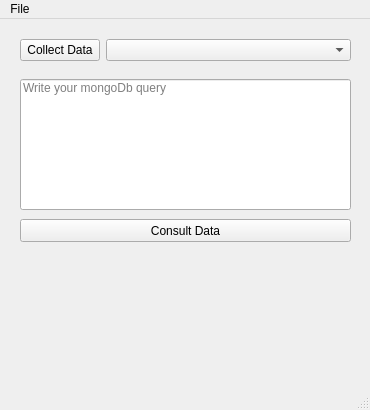
Old version of the form Main Files/window.ui in the repository SiRapMin/sensors.
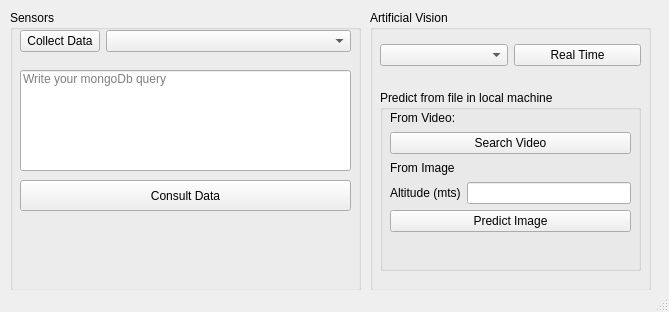
New version of the form. Icons and pictures are not drawn.

Commit message: IA images

The edit to the form file:
```diff
--- a/Main Files/window.ui
+++ b/Main Files/window.ui
@@ -2,12 +2,15 @@
 <ui version="4.0">
  <class>MainWindow</class>
  <widget class="QMainWindow" name="MainWindow">
+  <property name="enabled">
+   <bool>true</bool>
+  </property>
   <property name="geometry">
    <rect>
     <x>0</x>
     <y>0</y>
-    <width>370</width>
-    <height>410</height>
+    <width>669</width>
+    <height>312</height>
    </rect>
   </property>
   <property name="mouseTracking">
@@ -21,10 +24,170 @@
     <normaloff>../Resources/Ucaldas.png</normaloff>../Resources/Ucaldas.png</iconset>
   </property>
   <widget class="QWidget" name="centralwidget">
+   <widget class="QGroupBox" name="groupBox">
+    <property name="geometry">
+     <rect>
+      <x>370</x>
+      <y>10</y>
+      <width>281</width>
+      <height>281</height>
+     </rect>
+    </property>
+    <property name="title">
+     <string>Artificial Vision</string>
+    </property>
+    <widget class="QWidget" name="verticalLayoutWidget_2">
+     <property name="geometry">
+      <rect>
+       <x>10</x>
+       <y>20</y>
+       <width>261</width>
+       <height>51</height>
+      </rect>
+     </property>
+     <layout class="QVBoxLayout" name="verticalLayout_3">
+      <item>
+       <layout class="QHBoxLayout" name="horizontalLayout_3">
+        <item>
+         <widget class="QComboBox" name="seleccionarCamara">
+          <property name="0" stdset="0">
+           <string/>
+          </property>
+         </widget>
+        </item>
+        <item>
+         <widget class="QPushButton" name="Web_Cam">
+          <property name="text">
+           <string>Real Time</string>
+          </property>
+         </widget>
+        </item>
+       </layout>
+      </item>
+     </layout>
+    </widget>
+    <widget class="QGroupBox" name="groupBox_3">
+     <property name="geometry">
+      <rect>
+       <x>10</x>
+       <y>80</y>
+       <width>261</width>
+       <height>181</height>
+      </rect>
+     </property>
+     <property name="font">
+      <font>
+       <weight>50</weight>
+       <bold>false</bold>
+      </font>
+     </property>
+     <property name="title">
+      <string>Predict from file in local machine</string>
+     </property>
+     <widget class="QWidget" name="verticalLayoutWidget">
+      <property name="geometry">
+       <rect>
+        <x>10</x>
+        <y>20</y>
+        <width>241</width>
+        <height>151</height>
+       </rect>
+      </property>
+      <layout class="QVBoxLayout" name="verticalLayout">
+       <item>
+        <widget class="QLabel" name="label_4">
+         <property name="text">
+          <string>From Video:</string>
+         </property>
+        </widget>
+       </item>
+       <item>
+        <widget class="QPushButton" name="url_video">
+         <property name="text">
+          <string>Search Video</string>
+         </property>
+        </widget>
+       </item>
+       <item>
+        <widget class="QLabel" name="label_5">
+         <property name="text">
+          <string>From Image</string>
+         </property>
+        </widget>
+       </item>
+       <item>
+        <layout class="QHBoxLayout" name="horizontalLayout_2">
+         <item>
+          <widget class="QLabel" name="label_2">
+           <property name="text">
+            <string>Altitude (mts)</string>
+           </property>
+          </widget>
+         </item>
+         <item>
+          <widget class="QLineEdit" name="altitude">
+           <property name="placeholderText">
+            <string comment="25"/>
+           </property>
+          </widget>
+         </item>
+        </layout>
+       </item>
+       <item>
+        <widget class="QPushButton" name="predict_im">
+         <property name="text">
+          <string>Predict Image</string>
+         </property>
+        </widget>
+       </item>
+       <item>
+        <widget class="QLabel" name="result">
+         <property name="font">
+          <font>
+           <pointsize>15</pointsize>
+          </font>
+         </property>
+         <property name="text">
+          <string/>
+         </property>
+        </widget>
+       </item>
+      </layout>
+     </widget>
+    </widget>
+   </widget>
+   <widget class="QGroupBox" name="groupBox_2">
+    <property name="geometry">
+     <rect>
+      <x>10</x>
+      <y>10</y>
+      <width>351</width>
+      <height>281</height>
+     </rect>
+    </property>
+    <property name="title">
+     <string>Sensors</string>
+    </property>
+    <widget class="QLineEdit" name="lineEdit">
+     <property name="geometry">
+      <rect>
+       <x>10</x>
+       <y>60</y>
+       <width>331</width>
+       <height>101</height>
+      </rect>
+     </property>
+     <property name="alignment">
+      <set>Qt::AlignLeading|Qt::AlignLeft|Qt::AlignTop</set>
+     </property>
+     <property name="placeholderText">
+      <string>Write your mongoDb query</string>
+     </property>
+    </widget>
    <widget class="QWidget" name="formLayoutWidget_2">
     <property name="geometry">
      <rect>
-      <x>20</x>
+       <x>10</x>
       <y>20</y>
       <width>331</width>
       <height>31</height>
@@ -43,29 +206,26 @@
      </item>
     </layout>
    </widget>
-   <widget class="QLineEdit" name="lineEdit">
+    <widget class="QPushButton" name="consult">
     <property name="geometry">
      <rect>
-      <x>20</x>
-      <y>60</y>
+       <x>10</x>
+       <y>170</y>
       <width>331</width>
-      <height>131</height>
-     </rect>
-    </property>
-    <property name="alignment">
-     <set>Qt::AlignLeading|Qt::AlignLeft|Qt::AlignTop</set>
-    </property>
-    <property name="placeholderText">
-     <string>Write your mongoDb query</string>
+       <height>31</height>
+      </rect>
+     </property>
+     <property name="text">
+      <string>Consult Data</string>
     </property>
    </widget>
    <widget class="QLabel" name="label">
     <property name="geometry">
      <rect>
-      <x>90</x>
-      <y>250</y>
-      <width>181</width>
-      <height>121</height>
+       <x>120</x>
+       <y>210</y>
+       <width>91</width>
+       <height>61</height>
      </rect>
     </property>
     <property name="text">
@@ -81,38 +241,8 @@
      <set>Qt::AlignCenter</set>
     </property>
    </widget>
-   <widget class="QPushButton" name="consult">
-    <property name="geometry">
-     <rect>
-      <x>20</x>
-      <y>200</y>
-      <width>331</width>
-      <height>23</height>
-     </rect>
-    </property>
-    <property name="text">
-     <string>Consult Data</string>
-    </property>
    </widget>
   </widget>
-  <widget class="QMenuBar" name="menubar">
-   <property name="geometry">
-    <rect>
-     <x>0</x>
-     <y>0</y>
-     <width>370</width>
-     <height>21</height>
-    </rect>
-   </property>
-   <widget class="QMenu" name="menuFile">
-    <property name="title">
-     <string>File</string>
-    </property>
-    <addaction name="actionCollect"/>
-    <addaction name="actionConsult"/>
-   </widget>
-   <addaction name="menuFile"/>
-  </widget>
   <widget class="QStatusBar" name="statusbar"/>
   <action name="actionConsultar">
    <property name="text">
```
Lines whose indentation alone changed are shown as unchanged. The commit also changes 24863 other files.
